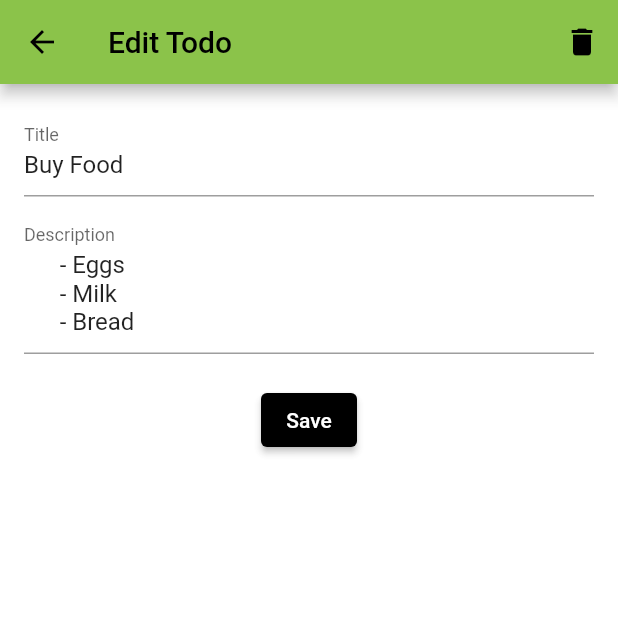
After one commit to mpijuk/ToDo_app, a Flutter app: the screen it shows after launch, after a tap on "Buy Food", on a phone screen of 412 x 824 dp, the top half of it. The commit adds this screen. Run offline on Flutter 3.47's test engine with Material 2 defaults, Android fonts, the phone set to English and light mode, and no system bars; our stand-ins replace flutter_slidable.

Commit message:
make edit task button functional

```diff
--- a/lib/CustomWidgets/TodoTask.dart
+++ b/lib/CustomWidgets/TodoTask.dart
@@ -3,6 +3,7 @@ import 'package:flutter_slidable/flutter_slidable.dart';
 import 'package:todo/Models/Todo.dart';
 import 'package:todo/Provider/TodoProvider.dart';
 import 'package:provider/provider.dart';
+import 'package:todo/Screens/EditTodoScreen.dart';
 import 'package:todo/utils.dart';
 
 class TodoTask extends StatelessWidget {
@@ -26,7 +27,7 @@ class TodoTask extends StatelessWidget {
           children: [
             SlidableAction(
               backgroundColor: Colors.green,
-              onPressed: (_) {},
+              onPressed: (context) => editTodo(context, todo),
               label: 'Edit',
               icon: Icons.edit,
             ),
@@ -51,7 +52,9 @@ class TodoTask extends StatelessWidget {
   }
 
   Widget buildTodo(BuildContext context) {
-    return Container(
+    return GestureDetector(
+      onTap: () => editTodo(context, todo),
+      child: Container(
         padding: EdgeInsets.all(20),
         color: Colors.white,
         child: Row(
@@ -95,6 +98,7 @@ class TodoTask extends StatelessWidget {
             ),
           ],
         ),
+      ),
     );
   }
 
@@ -104,4 +108,12 @@ class TodoTask extends StatelessWidget {
 
     Utils.showSnackBar(context, 'Deleted the task');
   }
+
+  void editTodo(BuildContext context, Todo todo) {
+    Navigator.of(context).push(
+        MaterialPageRoute(
+            builder: (context) => EditTodoScreen(todo: todo),
+        ),
+    );
   }
+}
--- a/lib/Provider/TodoProvider.dart
+++ b/lib/Provider/TodoProvider.dart
@@ -2,12 +2,12 @@ import 'package:flutter/material.dart';
 import 'package:todo/Models/Todo.dart';
 
 class TodoProvider extends ChangeNotifier {
-  List<Todo> _todos = [
+  final List<Todo> _todos = [
     Todo(
       createdTime: DateTime.now(),
       title: 'Buy Food',
       description: '''
-      -Eggs
+      - Eggs
       - Milk
       - Bread ''',
       id: '0',
@@ -57,4 +57,11 @@ class TodoProvider extends ChangeNotifier {
 
     return todo.isDone;
   }
+
+  void updateTodo(Todo todo, String title, String description) {
+    todo.title = title;
+    todo.description = description;
+
+    notifyListeners();
+  }
 }
--- /dev/null
+++ b/lib/Screens/EditTodoScreen.dart
@@ -0,0 +1,80 @@
+import 'package:flutter/material.dart';
+import 'package:todo/CustomWidgets/TodoForm.dart';
+import 'package:todo/Models/Todo.dart';
+import 'package:provider/provider.dart';
+import 'package:todo/Provider/TodoProvider.dart';
+
+class EditTodoScreen extends StatefulWidget {
+  final Todo todo;
+
+  const EditTodoScreen({
+    Key? key,
+    required this.todo,
+  }) : super(key: key);
+
+  @override
+  State<EditTodoScreen> createState() => _EditTodoScreenState();
+}
+
+class _EditTodoScreenState extends State<EditTodoScreen> {
+
+  final _formKey = GlobalKey<FormState>();
+
+  late String title;
+  late String description;
+
+
+  @override
+  void initState() {
+    super.initState();
+
+    title = widget.todo.title;
+    description = widget.todo.description;
+  }
+
+  @override
+  Widget build(BuildContext context) {
+    return Scaffold(
+      appBar: AppBar(
+        title: Text('Edit Todo'),
+        actions: [
+          IconButton(
+            icon: Icon(Icons.delete),
+            onPressed: () {
+              final provider = Provider.of<TodoProvider>(context, listen: false);
+              provider.removeTodo(widget.todo);
+
+              Navigator.of(context).pop();
+            },
+          ),
+        ]
+      ),
+      body: Padding(
+        padding: EdgeInsets.all(16),
+        child: Form(
+          key: _formKey,
+          child: TodoForm(
+            title: title,
+            description: description,
+            onChangedTitle: (title) => setState(() => this.title = title),
+            onChangedDescription: (description) => setState(() => this.description = description),
+            onSavedTodo: saveTodo,
+          ),
+        ),
+      )
+    );
+  }
+
+  void saveTodo () {
+    final isValid = _formKey.currentState!.validate();
+
+    if (!isValid) {
+      return;
+    } else {
+      final provider = Provider.of<TodoProvider>(context, listen: false);
+      provider.updateTodo(widget.todo, title, description);
+
+      Navigator.of(context).pop();
+    }
+  }
+}
```
Lines whose indentation alone changed are shown as unchanged.
